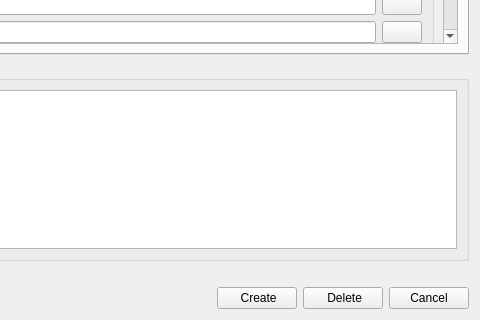
This is plugins/RenderingPipelinePlugin/assets/renderingPipeline.ui in compix/MetadataManager as Qt 5 draws it before an edit; both pictures show x 446 to 926 and y 661 to 981 of the 926 by 981 pixel window. The edited form follows.
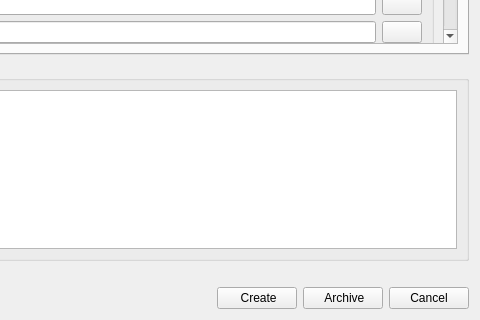
This is the edited form. Icons and pictures are not drawn.

Commit message: Archive rendering pipeline instead of deleting it

The edit to the form file:
```diff
--- a/plugins/RenderingPipelinePlugin/assets/renderingPipeline.ui
+++ b/plugins/RenderingPipelinePlugin/assets/renderingPipeline.ui
@@ -2416,7 +2416,7 @@
          <item>
           <widget class="QPushButton" name="deleteButton">
            <property name="text">
-            <string> Delete</string>
+            <string> Archive</string>
            </property>
            <property name="icon">
             <iconset resource="../../../assets/resource_files/resources.qrc">
```
Left out of the diff: 24 changed lines with no effect on the pictures. The commit also changes 2 other files.
